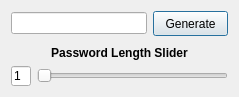
Above: ui_files/vault/generatorDialog.ui from Sarim-K/password-manager before the change. Below: the same form after it.
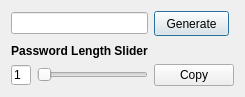
That is the form after the change.

Patch:
```diff
--- a/ui_files/vault/generatorDialog.ui
+++ b/ui_files/vault/generatorDialog.ui
@@ -15,7 +15,11 @@
   </property>
   <layout class="QGridLayout" name="gridLayout">
    <item row="0" column="0" colspan="2">
-    <widget class="QLineEdit" name="passwordEdit"/>
+    <widget class="QLineEdit" name="passwordEdit">
+     <property name="readOnly">
+      <bool>true</bool>
+     </property>
+    </widget>
    </item>
    <item row="2" column="0">
     <widget class="QLineEdit" name="lengthEdit">
@@ -67,7 +71,27 @@
      </property>
     </widget>
    </item>
-   <item row="1" column="0" colspan="3">
+   <item row="2" column="1">
+    <widget class="QSlider" name="lengthSlider">
+     <property name="orientation">
+      <enum>Qt::Horizontal</enum>
+     </property>
+     <property name="tickPosition">
+      <enum>QSlider::NoTicks</enum>
+     </property>
+     <property name="tickInterval">
+      <number>50</number>
+     </property>
+    </widget>
+   </item>
+   <item row="2" column="2">
+    <widget class="QPushButton" name="copyButton">
+     <property name="text">
+      <string>Copy</string>
+     </property>
+    </widget>
+   </item>
+   <item row="1" column="0" colspan="2">
     <widget class="QLabel" name="label">
      <property name="font">
       <font>
@@ -84,19 +108,6 @@
      </property>
     </widget>
    </item>
-   <item row="2" column="1" colspan="2">
-    <widget class="QSlider" name="lengthSlider">
-     <property name="orientation">
-      <enum>Qt::Horizontal</enum>
-     </property>
-     <property name="tickPosition">
-      <enum>QSlider::NoTicks</enum>
-     </property>
-     <property name="tickInterval">
-      <number>50</number>
-     </property>
-    </widget>
-   </item>
   </layout>
  </widget>
  <resources/>
```
